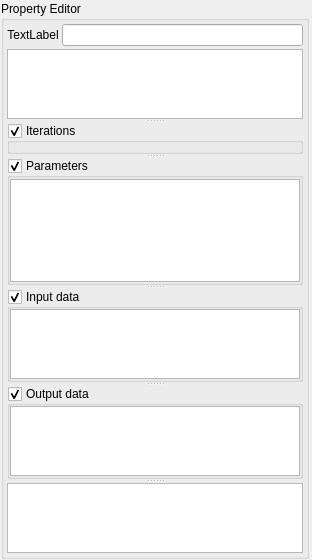
Before: the Qt Designer form src/plugins/workflow_designer/src/ui/WorkflowEditorWidget.ui in violethaze74/ugene, drawn with Qt 5.
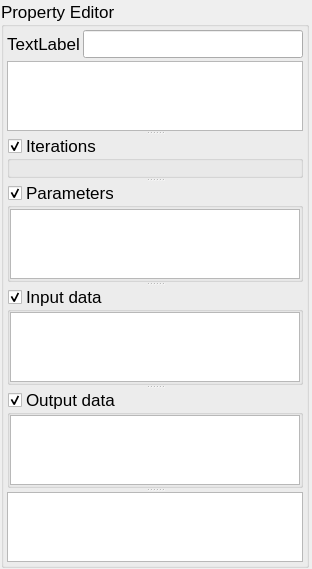
After: the same form once the commit is applied. Icons and pictures are not drawn.

Commit message: WD property editor title was modified for mac.

Diff of the .ui file:
```diff
--- a/src/plugins/workflow_designer/src/ui/WorkflowEditorWidget.ui
+++ b/src/plugins/workflow_designer/src/ui/WorkflowEditorWidget.ui
@@ -61,6 +61,11 @@
    </property>
    <item>
     <widget class="QGroupBox" name="editorBox">
+     <property name="font">
+      <font>
+       <pointsize>13</pointsize>
+      </font>
+     </property>
      <property name="title">
       <string>Property Editor</string>
      </property>
```
